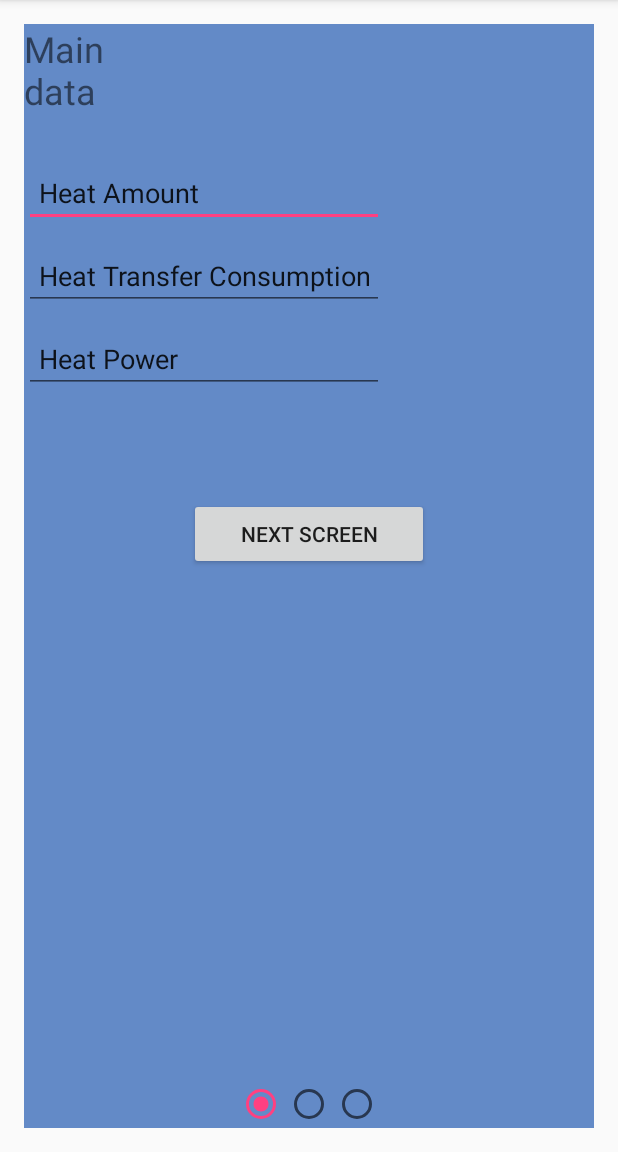
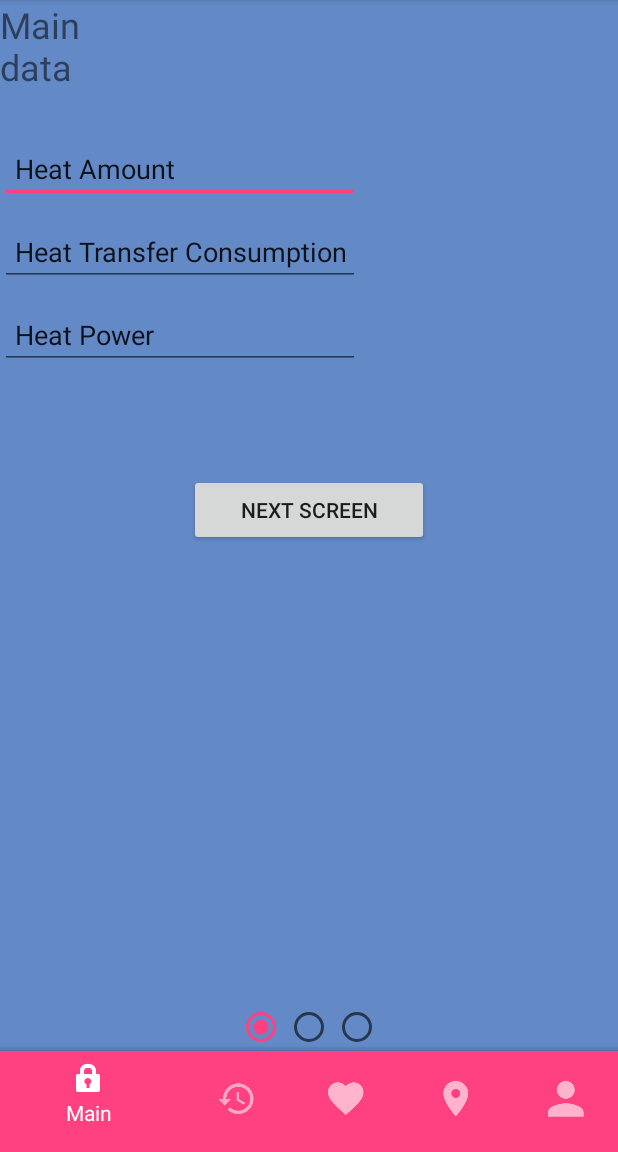
Before and after one commit to EvgeniyGelfman/DiplomApp, an Android app: the screen it shows after launch (MainActivity), on a phone screen of 412 x 824 dp, the part 84-1236 px from its top. Run offline under Robolectric (Android 15) with nearby library versions, the phone set to English and light mode, and no system bars.

Commit message:
fixed viewpager

```diff
--- a/app/src/main/AndroidManifest.xml
+++ b/app/src/main/AndroidManifest.xml
@@ -8,13 +8,15 @@
         android:label="@string/app_name"
         android:supportsRtl="true"
         android:theme="@style/AppTheme">
-        <activity android:name=".MainActivity">
+        <activity android:name=".activities.MainActivity">
             <intent-filter>
                 <action android:name="android.intent.action.MAIN" />
 
                 <category android:name="android.intent.category.LAUNCHER" />
             </intent-filter>
         </activity>
+        <activity android:name=".activities.ExpencesActivity" />
+        <activity android:name=".activities.CalendarActivity"></activity>
     </application>
 
 </manifest>
--- a/app/src/main/java/com/gelfman/diplomapp/SwipeAdapter.java
+++ b/app/src/main/java/com/gelfman/diplomapp/SwipeAdapter.java
@@ -3,8 +3,6 @@ package com.gelfman.diplomapp;
 import android.support.v4.app.Fragment;
 import android.support.v4.app.FragmentManager;
 import android.support.v4.app.FragmentPagerAdapter;
-import android.widget.BaseAdapter;
-
 import com.gelfman.diplomapp.fragments.InsertData.FragmentFirst;
 import com.gelfman.diplomapp.fragments.InsertData.FragmentSecond;
 import com.gelfman.diplomapp.fragments.InsertData.FragmentThird;
--- a/app/src/main/java/com/gelfman/diplomapp/MainActivity.java
+++ b/app/src/main/java/com/gelfman/diplomapp/activities/MainActivity.java
@@ -1,5 +1,6 @@
-package com.gelfman.diplomapp;
+package com.gelfman.diplomapp.activities;
 
+import android.content.Intent;
 import android.support.v4.app.FragmentManager;
 import android.support.v4.app.FragmentTransaction;
 import android.support.annotation.IdRes;
@@ -13,21 +14,22 @@ import android.widget.RadioGroup;
 import android.widget.TextView;
 import android.widget.Toast;
 
+import com.gelfman.diplomapp.FragmentMain;
+import com.gelfman.diplomapp.R;
+import com.gelfman.diplomapp.SwipeAdapter;
 import com.gelfman.diplomapp.fragments.InsertData.FragmentFirst;
 import com.gelfman.diplomapp.fragments.InsertData.FragmentSecond;
 import com.gelfman.diplomapp.fragments.calendar.FragmentCalendar;
 import com.roughike.bottombar.BottomBar;
 import com.roughike.bottombar.OnMenuTabClickListener;
 
-public class MainActivity extends AppCompatActivity implements FragmentFirst.IFirstFragmentAction, FragmentSecond.ISecondFragmentAction, ViewPager.OnPageChangeListener, RadioGroup.OnCheckedChangeListener {
+public class MainActivity extends AppCompatActivity implements FragmentFirst.IFirstFragmentAction, FragmentSecond.ISecondFragmentAction {
 
     private BottomBar mBottomBar;
 
-    private TextView mMessageView;
+   /* private RadioGroup radiogroup;
 
-    private RadioGroup radiogroup;
-
-    private ViewPager vp;
+    private ViewPager vp;*/
 
     @Override
     protected void onCreate(Bundle savedInstanceState) {
@@ -37,35 +39,45 @@ public class MainActivity extends AppCompatActivity implements FragmentFirst.IFi
         FragmentMain fragmentMain = new FragmentMain();
         FragmentManager fm = getSupportFragmentManager();
         FragmentTransaction ft = fm.beginTransaction();
-        ft.add(R.id.flFragmentContainer, fragmentMain, "firstFragment");
+        ft.add(R.id.flFragmentContainer, fragmentMain, "fragmentMain");
         ft.commit();
 
-        vp = (ViewPager) findViewById(R.id.viewPager);
+        /*vp = (ViewPager) findViewById(R.id.viewPager);
         vp.setAdapter(new SwipeAdapter(getSupportFragmentManager()));
         vp.addOnPageChangeListener(this);
 
         radiogroup = (RadioGroup) findViewById(R.id.radiogroup);
-        radiogroup.setOnCheckedChangeListener(this);
+        radiogroup.setOnCheckedChangeListener(this);*/
 
 
 
-        /*mBottomBar = BottomBar.attach(this, savedInstanceState);
+        mBottomBar = BottomBar.attach(this, savedInstanceState);
         mBottomBar.setItemsFromMenu(R.menu.bottombar_menu, new OnMenuTabClickListener() {
             @Override
             public void onMenuTabSelected(@IdRes int menuItemId) {
                 switch ( menuItemId ){
                     case (R.id.bb_menu_inputData):
-                        switchFragment(new FragmentFirst());
-                        break;
+                        switchFragment(new FragmentMain());
+                    break;
                     case (R.id.bb_menu_Expences):
                         switchFragment(new FragmentFirst());
                         break;
                     case (R.id.bb_menu_Calendar):
                         switchFragment(new FragmentCalendar());
                         break;
-                      case (R.id.bb_menu_Analytics):
-                          switchFragment(new FragmentCalendar());
-                          break;
+                    case (R.id.bb_menu_Analytics):
+                        switchFragment(new FragmentCalendar());
+                        break;
+//
+//                    case (R.id.bb_menu_inputData):
+//                        switchActivity(MainActivity.class);
+//                        break;
+//                    case (R.id.bb_menu_Expences):
+//                        switchActivity(ExpencesActivity.class);
+//                        break;
+//                    case (R.id.bb_menu_Calendar):
+//                        switchActivity(CalendarActivity.class);
+//                        break;
 
               }
             }
@@ -82,23 +94,30 @@ public class MainActivity extends AppCompatActivity implements FragmentFirst.IFi
         // You can set colors for tabs in three different ways as shown below.
         mBottomBar.mapColorForTab(0, ContextCompat.getColor(this, R.color.colorAccent));
         mBottomBar.mapColorForTab(1, 0xFF5D4037);
-        mBottomBar.mapColorForTab(2, "#7B1FA2");*/
+        mBottomBar.mapColorForTab(2, "#7B1FA2");
 
     }
+//
+//    private void switchActivity(Class someClass) {
+//        Intent in = new Intent(this, someClass);
+//        startActivity(in);
+//    }
 
-   /* private void switchFragment(Fragment fragment) {
+
+    private void switchFragment(Fragment fragment) {
             getSupportFragmentManager().beginTransaction()
                     .replace(R.id.flFragmentContainer, fragment)
                     .addToBackStack(null)
                     .commit();
     }
 
+
+
     private boolean isLoaded(Fragment fragment) {
         if ( fragment.isInLayout())
             return true;
         return false;
     }
-
 
     @Override
     protected void onSaveInstanceState(Bundle outState) {
@@ -107,7 +126,7 @@ public class MainActivity extends AppCompatActivity implements FragmentFirst.IFi
         // Necessary to restore the BottomBar's state, otherwise we would
         // lose the current tab on orientation change.
         mBottomBar.onSaveInstanceState(outState);
-    }*/
+    }
 
     @Override
     public void onButtonClick() {
@@ -120,7 +139,7 @@ public class MainActivity extends AppCompatActivity implements FragmentFirst.IFi
 
 
 
-    @Override
+    /*@Override
     public void onPageScrolled(int position, float positionOffset, int positionOffsetPixels) {
 
     }
@@ -162,5 +181,5 @@ public class MainActivity extends AppCompatActivity implements FragmentFirst.IFi
                 break;
         }
 
-    }
+    }*/
 }
--- a/app/src/main/java/com/gelfman/diplomapp/fragments/InsertData/FragmentSecond.java
+++ b/app/src/main/java/com/gelfman/diplomapp/fragments/InsertData/FragmentSecond.java
@@ -51,7 +51,7 @@ public class FragmentSecond extends Fragment {
     }
 
     public static Fragment newInstance(String text) {
-        FragmentFirst f = new FragmentFirst();
+        FragmentSecond f = new FragmentSecond();
         Bundle b = new Bundle();
         b.putString("msg", text);
 
--- a/app/src/main/java/com/gelfman/diplomapp/fragments/InsertData/FragmentThird.java
+++ b/app/src/main/java/com/gelfman/diplomapp/fragments/InsertData/FragmentThird.java
@@ -27,7 +27,7 @@ public class FragmentThird extends Fragment {
     @Nullable
     @Override
     public View onCreateView(LayoutInflater inflater, ViewGroup container, Bundle savedInstanceState) {
-        View view = inflater.inflate(R.layout.fragment_first, container, false);
+        View view = inflater.inflate(R.layout.fragment_third, container, false);
 
         tvHeader = (TextView) view.findViewById(R.id.tvHeader);
 
@@ -46,7 +46,7 @@ public class FragmentThird extends Fragment {
     }
 
     public static Fragment newInstance(String text) {
-        FragmentFirst f = new FragmentFirst();
+        FragmentThird f = new FragmentThird();
         Bundle b = new Bundle();
         b.putString("msg", text);
 
--- a/app/src/main/res/layout/activity_main.xml
+++ b/app/src/main/res/layout/activity_main.xml
@@ -3,49 +3,14 @@
     xmlns:tools="http://schemas.android.com/tools"
     android:layout_width="match_parent"
     android:layout_height="match_parent"
-    android:paddingBottom="@dimen/activity_vertical_margin"
-    android:paddingLeft="@dimen/activity_horizontal_margin"
-    android:paddingRight="@dimen/activity_horizontal_margin"
-    android:paddingTop="@dimen/activity_vertical_margin"
     android:orientation="vertical"
-    tools:context="com.gelfman.diplomapp.MainActivity">
+    tools:context=".activities.MainActivity">
 
     <FrameLayout
         android:id="@+id/flFragmentContainer"
         android:layout_width="match_parent"
         android:layout_height="match_parent">
 
-        <android.support.v4.view.ViewPager
-            xmlns:android="http://schemas.android.com/apk/res/android"
-            xmlns:app="http://schemas.android.com/apk/res-auto"
-            android:id="@+id/viewPager"
-            android:layout_width="fill_parent"
-            android:layout_height="fill_parent"
-            />
-
-        <RadioGroup
-            android:layout_width="wrap_content"
-            android:layout_height="wrap_content"
-            android:layout_gravity="center_horizontal|bottom"
-            android:orientation="horizontal"
-            android:id="@+id/radiogroup">
-
-            <RadioButton
-                android:layout_width="wrap_content"
-                android:layout_height="wrap_content"
-                android:id="@+id/radioButton1"
-                android:checked="true" />
-
-            <RadioButton
-                android:layout_width="wrap_content"
-                android:layout_height="wrap_content"
-                android:id="@+id/radioButton2" />
-
-            <RadioButton
-                android:layout_width="wrap_content"
-                android:layout_height="wrap_content"
-                android:id="@+id/radioButton3" />
-        </RadioGroup>
 
     </FrameLayout>
 </LinearLayout>
--- a/app/src/main/res/layout/fragment_main.xml
+++ b/app/src/main/res/layout/fragment_main.xml
@@ -1,12 +1,47 @@
 <?xml version="1.0" encoding="utf-8"?>
 <LinearLayout xmlns:android="http://schemas.android.com/apk/res/android"
-    android:orientation="vertical" android:layout_width="match_parent"
-    android:layout_height="match_parent">
+    xmlns:tools="http://schemas.android.com/tools"
+    android:layout_width="match_parent"
+    android:layout_height="match_parent"
+    android:orientation="vertical"
+    tools:context=".activities.MainActivity">
 
-    <TextView
-        android:id="@+id/tvNainText"
+    <FrameLayout
+        android:id="@+id/flFragmentContainer"
         android:layout_width="match_parent"
-        android:layout_height="wrap_content"
-        android:textSize="30sp"
-        android:textColor="#ff0000"/>
+        android:layout_height="match_parent">
+
+        <android.support.v4.view.ViewPager
+            xmlns:android="http://schemas.android.com/apk/res/android"
+            xmlns:app="http://schemas.android.com/apk/res-auto"
+            android:id="@+id/viewPager"
+            android:layout_width="fill_parent"
+            android:layout_height="fill_parent"
+            />
+
+        <RadioGroup
+            android:layout_width="wrap_content"
+            android:layout_height="wrap_content"
+            android:layout_gravity="center_horizontal|bottom"
+            android:orientation="horizontal"
+            android:id="@+id/radiogroup">
+
+            <RadioButton
+                android:layout_width="wrap_content"
+                android:layout_height="wrap_content"
+                android:id="@+id/radioButton1"
+                android:checked="true" />
+
+            <RadioButton
+                android:layout_width="wrap_content"
+                android:layout_height="wrap_content"
+                android:id="@+id/radioButton2" />
+
+            <RadioButton
+                android:layout_width="wrap_content"
+                android:layout_height="wrap_content"
+                android:id="@+id/radioButton3" />
+        </RadioGroup>
+
+    </FrameLayout>
 </LinearLayout>
```
Also changed, not shown: app/src/main/java/com/gelfman/diplomapp/FragmentMain.java (+62 -1 lines), app/src/main/java/com/gelfman/diplomapp/activities/CalendarActivity.java (added, +68 -0 lines), app/src/main/java/com/gelfman/diplomapp/activities/ExpencesActivity.java (added, +17 -0 lines), app/src/main/res/layout/activity_calendar.xml (added, +16 -0 lines), app/src/main/res/layout/activity_expences.xml (added, +12 -0 lines).
